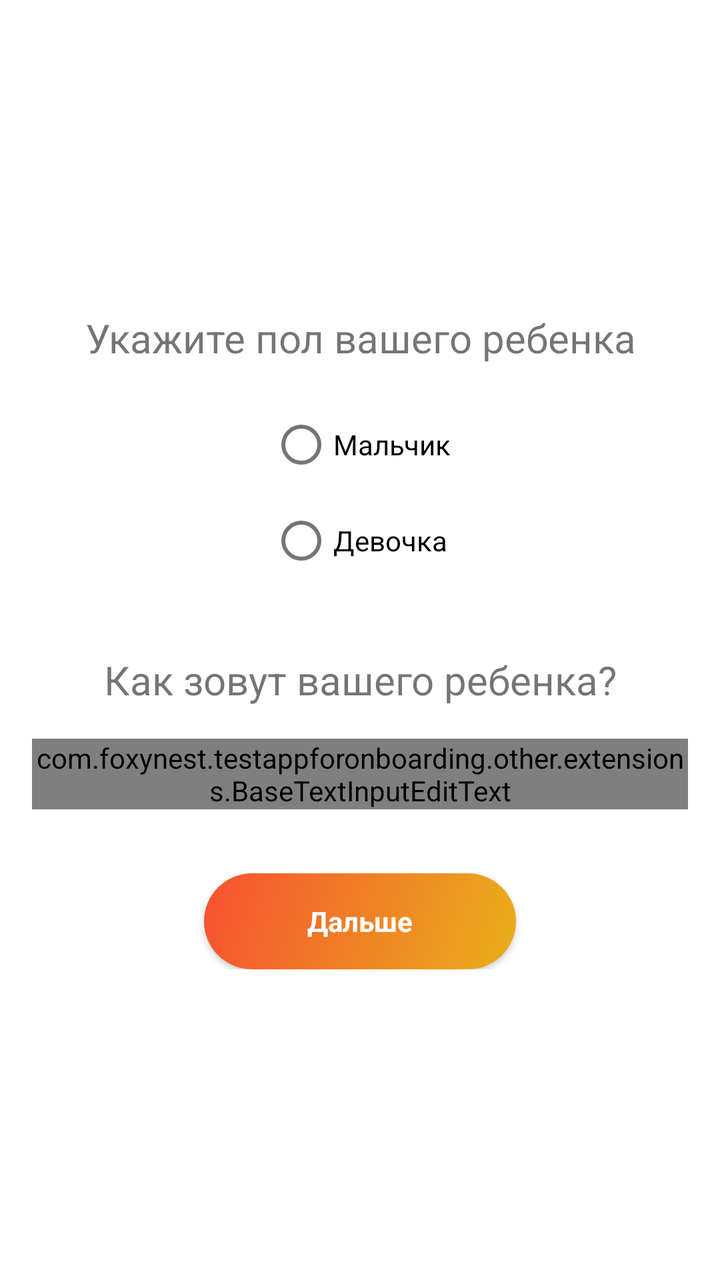
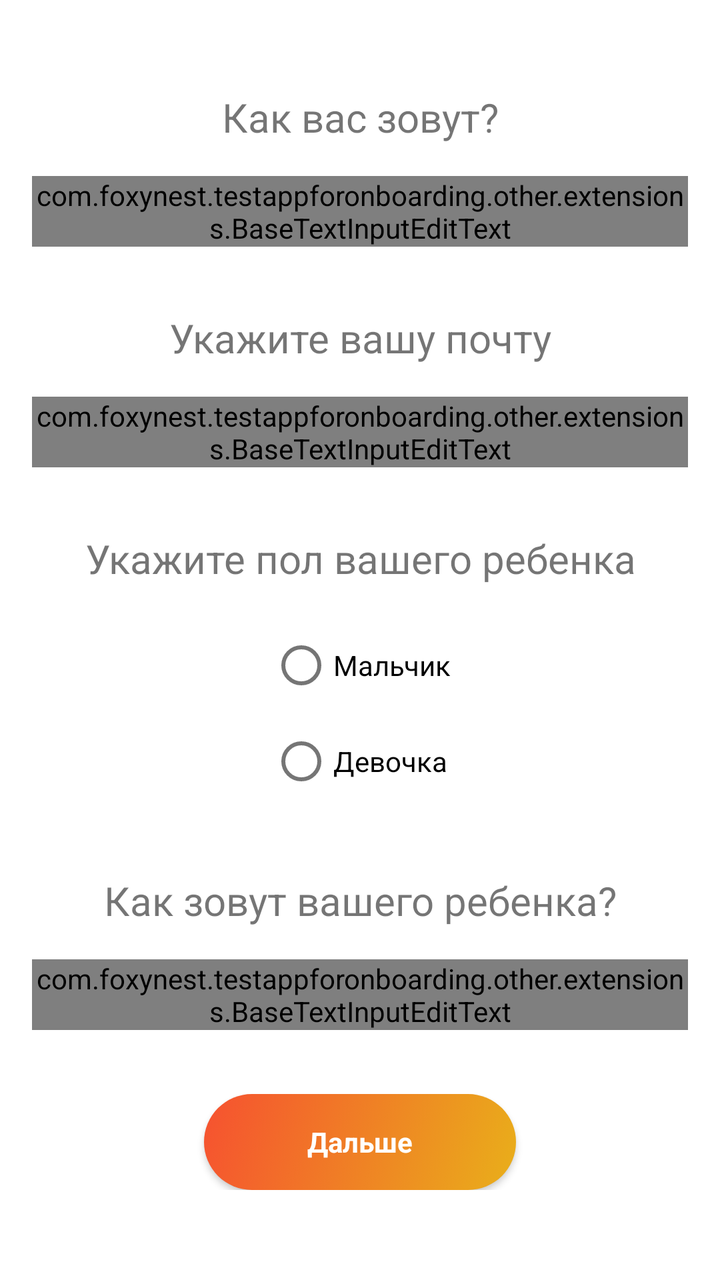

Before-and-after screenshots of an Android layout around one commit, followed by the original layout XML and the change that was made.
<!-- AndroidManifest.xml: application theme Theme.TestAppForOnboarding -->
<!-- res/layout/fragment_question1.xml -->
<?xml version="1.0" encoding="utf-8"?>
<androidx.constraintlayout.widget.ConstraintLayout xmlns:android="http://schemas.android.com/apk/res/android"
    xmlns:app="http://schemas.android.com/apk/res-auto"
    xmlns:tools="http://schemas.android.com/tools"
    android:layout_width="match_parent"
    android:layout_height="match_parent"
    tools:context=".presentation.welcome.onboardingAndPaywall.Question1Fragment">

    <androidx.constraintlayout.widget.Guideline
        android:id="@+id/guideline_left"
        android:layout_width="wrap_content"
        android:layout_height="wrap_content"
        android:orientation="vertical"
        app:layout_constraintGuide_begin="@dimen/space_beforeOrAfterElement" />

    <androidx.constraintlayout.widget.Guideline
        android:id="@+id/guideline_right"
        android:layout_width="wrap_content"
        android:layout_height="wrap_content"
        android:orientation="vertical"
        app:layout_constraintGuide_end="@dimen/space_beforeOrAfterElement" />

    <TextView
        android:id="@+id/text_gender_question"
        android:layout_width="match_parent"
        android:layout_height="wrap_content"
        android:layout_marginTop="@dimen/space_32"
        android:layout_marginBottom="@dimen/space_beforeOrAfterElement"
        android:text="@string/text_gender_question"
        android:textAlignment="center"
        android:textSize="20sp"
        app:layout_constraintBottom_toTopOf="@+id/radio_group_question1"
        app:layout_constraintEnd_toEndOf="@+id/guideline_right"
        app:layout_constraintHorizontal_bias="0.25"
        app:layout_constraintStart_toStartOf="@+id/guideline_left"
        app:layout_constraintTop_toTopOf="parent"
        app:layout_constraintVertical_chainStyle="packed" />

    <RadioGroup
        android:id="@+id/radio_group_question1"
        android:layout_width="wrap_content"
        android:layout_height="wrap_content"
        android:layout_marginBottom="@dimen/space_32"
        android:orientation="vertical"
        app:layout_constraintBottom_toTopOf="@+id/text_question_is_it_a_boy"
        app:layout_constraintEnd_toEndOf="@+id/guideline_right"
        app:layout_constraintStart_toStartOf="@+id/guideline_left"
        app:layout_constraintTop_toBottomOf="@+id/text_gender_question"
        app:layout_constraintVertical_chainStyle="packed">

        <RadioButton
            android:id="@+id/gender_answer_boy"
            android:layout_width="wrap_content"
            android:layout_height="wrap_content"
            android:text="@string/text_boy" />

        <RadioButton
            android:id="@+id/gender_answer_girl"
            android:layout_width="wrap_content"
            android:layout_height="wrap_content"
            android:text="@string/text_girl" />
    </RadioGroup>

    <TextView
        android:id="@+id/text_question_is_it_a_boy"
        android:layout_width="0dp"
        android:layout_height="wrap_content"
        android:layout_marginBottom="@dimen/space_beforeOrAfterElement"
        android:text="@string/text_name_question"
        android:textAlignment="center"
        android:textSize="20sp"
        app:layout_constraintBottom_toTopOf="@+id/text_field_name_answer"
        app:layout_constraintEnd_toEndOf="@+id/guideline_right"
        app:layout_constraintStart_toStartOf="@+id/guideline_left"
        app:layout_constraintTop_toBottomOf="@+id/radio_group_question1"
        app:layout_constraintVertical_chainStyle="packed" />

    <com.google.android.material.textfield.TextInputLayout
        android:id="@+id/text_field_name_answer"
        android:layout_width="0dp"
        android:layout_height="wrap_content"
        android:layout_marginBottom="@dimen/space_32"
        android:hint="@string/text_name_hint"
        app:layout_constraintBottom_toTopOf="@+id/buttons_linear_layout"
        app:layout_constraintEnd_toEndOf="@+id/guideline_right"
        app:layout_constraintStart_toStartOf="@+id/guideline_left"
        app:layout_constraintTop_toBottomOf="@+id/text_question_is_it_a_boy"
        app:layout_constraintVertical_chainStyle="packed">









        <com.foxynest.testappforonboarding.other.extensions.BaseTextInputEditText
            android:layout_width="match_parent"
            android:layout_height="wrap_content"
            android:inputType="textCapWords|textPersonName"
            android:imeOptions="actionDone"
            android:digits="qwertyuiopasdfghjklzxcvbnmQWERTYUIOPASDFGHJKLZXCVBNMЁёйцукенгшщзхъфывапролджэячсмитьбюЙЦУКЕНГШЩЗХЪФЫВАПРОЛДЖЭЯЧСМИТЬБЮ"
            android:maxLines="1"
            android:singleLine="true"/>

    </com.google.android.material.textfield.TextInputLayout>

    

    <LinearLayout
        android:id="@+id/buttons_linear_layout"
        android:layout_width="0dp"
        android:layout_height="wrap_content"
        android:layout_marginBottom="@dimen/space_32"
        android:gravity="center_vertical"
        android:orientation="horizontal"
        android:weightSum="4"
        app:layout_constraintBottom_toBottomOf="parent"
        app:layout_constraintLeft_toLeftOf="@+id/guideline_left"
        app:layout_constraintRight_toRightOf="@+id/guideline_right"
        app:layout_constraintTop_toBottomOf="@+id/text_field_name_answer"
        app:layout_constraintVertical_chainStyle="packed">

        <androidx.appcompat.widget.AppCompatImageView
            android:id="@+id/button_back"
            android:layout_width="0dp"
            android:layout_height="wrap_content"
            android:layout_marginEnd="@dimen/space_small"
            android:layout_weight="1"
            android:gravity="center_vertical"
            android:paddingStart="@dimen/space_32"
            android:paddingEnd="@dimen/space_32"
            app:backgroundTint="@null" />

        <androidx.appcompat.widget.AppCompatButton
            android:id="@+id/button_next"
            style="@style/Widget.AppCompat.ActionButton"
            android:layout_width="0dp"
            android:layout_height="wrap_content"
            android:layout_marginEnd="@dimen/space_small"
            android:layout_weight="2"
            android:background="@drawable/button_rounded_corners"
            android:paddingStart="@dimen/space_32"
            android:paddingEnd="@dimen/space_32"
            android:text="@string/button_next"
            android:textColor="@color/white"
            android:textSize="@dimen/button_text"
            android:textStyle="bold"
            app:backgroundTint="@null" />

        <androidx.appcompat.widget.AppCompatButton
            android:id="@+id/button_no"
            style="@style/Widget.AppCompat.ActionButton"
            android:layout_width="0dp"
            android:layout_height="wrap_content"
            android:layout_weight="1"
            android:paddingStart="@dimen/space_32"
            android:paddingEnd="@dimen/space_32"
            app:backgroundTint="@null" />

    </LinearLayout>

</androidx.constraintlayout.widget.ConstraintLayout>
<!-- resources referenced by this layout -->
<resources>
  <color name="white">#FFFFFFFF</color>
  <dimen name="button_text">14sp</dimen>
  <dimen name="space_32">32dp</dimen>
  <dimen name="space_beforeOrAfterElement">16dp</dimen>
  <dimen name="space_small">8dp</dimen>
  <!-- drawable button_rounded_corners (drawable) -->
  <?xml version="1.0" encoding="utf-8"?>
  <selector
      xmlns:android="http://schemas.android.com/apk/res/android">
      <item android:state_enabled="false">
          <shape>
              <corners android:radius="24dp" />
              <gradient
                  android:angle="315"
                  android:endColor="#E9AF1A"
                  android:startColor="#F65130" />
          </shape>
      </item>
  
      
      <item android:state_pressed="true">
          <shape>
              <corners android:radius="24dp" />
              <gradient
                  android:angle="315"
                  android:endColor="#CCE9AF1A"
                  android:startColor="#CCF65130" />
          </shape>
      </item>
  
      
      <item android:state_enabled="true">
          <shape>
              <corners android:radius="24dp" />
              <gradient
                  android:angle="315"
                  android:endColor="#E9AF1A"
                  android:startColor="#F65130" />
          </shape>
      </item>
  
  </selector>
  <string name="button_next">Дальше</string>
  <string name="text_boy">Мальчик</string>
  <string name="text_gender_question">Укажите пол вашего ребенка</string>
  <string name="text_girl">Девочка</string>
  <string name="text_name_hint">Введите имя</string>
  <string name="text_name_question">Как зовут вашего ребенка?</string>
  <style name="Theme.TestAppForOnboarding" parent="Theme.MaterialComponents.DayNight.DarkActionBar">
          
          <item name="colorPrimary">@color/purple_500</item>
          <item name="colorPrimaryVariant">@color/purple_700</item>
          <item name="colorOnPrimary">@color/white</item>
          
          <item name="colorSecondary">@color/teal_200</item>
          <item name="colorSecondaryVariant">@color/teal_700</item>
          <item name="colorOnSecondary">@color/black</item>
          
          <item name="android:statusBarColor">?attr/colorPrimaryVariant</item>
          
      </style>
  <color name="purple_500">#FF6200EE</color>
  <color name="purple_700">#FF3700B3</color>
  <color name="teal_200">#FF03DAC5</color>
  <color name="teal_700">#FF018786</color>
  <color name="black">#FF000000</color>
</resources>

<!-- the commit's change to res/layout/fragment_question1.xml (unified diff, before → after) -->
@@ -1,164 +1,241 @@
 <?xml version="1.0" encoding="utf-8"?>
-<androidx.constraintlayout.widget.ConstraintLayout xmlns:android="http://schemas.android.com/apk/res/android"
+<ScrollView xmlns:android="http://schemas.android.com/apk/res/android"
     xmlns:app="http://schemas.android.com/apk/res-auto"
     xmlns:tools="http://schemas.android.com/tools"
     android:layout_width="match_parent"
     android:layout_height="match_parent"
-    tools:context=".presentation.welcome.onboardingAndPaywall.Question1Fragment">
-
-    <androidx.constraintlayout.widget.Guideline
-        android:id="@+id/guideline_left"
-        android:layout_width="wrap_content"
-        android:layout_height="wrap_content"
-        android:orientation="vertical"
-        app:layout_constraintGuide_begin="@dimen/space_beforeOrAfterElement" />
-
-    <androidx.constraintlayout.widget.Guideline
-        android:id="@+id/guideline_right"
-        android:layout_width="wrap_content"
-        android:layout_height="wrap_content"
-        android:orientation="vertical"
-        app:layout_constraintGuide_end="@dimen/space_beforeOrAfterElement" />
-
-    <TextView
-        android:id="@+id/text_gender_question"
+    android:fillViewport="true">
+
+    <androidx.constraintlayout.widget.ConstraintLayout
         android:layout_width="match_parent"
         android:layout_height="wrap_content"
-        android:layout_marginTop="@dimen/space_32"
-        android:layout_marginBottom="@dimen/space_beforeOrAfterElement"
-        android:text="@string/text_gender_question"
-        android:textAlignment="center"
-        android:textSize="20sp"
-        app:layout_constraintBottom_toTopOf="@+id/radio_group_question1"
-        app:layout_constraintEnd_toEndOf="@+id/guideline_right"
-        app:layout_constraintHorizontal_bias="0.25"
-        app:layout_constraintStart_toStartOf="@+id/guideline_left"
-        app:layout_constraintTop_toTopOf="parent"
-        app:layout_constraintVertical_chainStyle="packed" />
-
-    <RadioGroup
-        android:id="@+id/radio_group_question1"
-        android:layout_width="wrap_content"
-        android:layout_height="wrap_content"
-        android:layout_marginBottom="@dimen/space_32"
-        android:orientation="vertical"
-        app:layout_constraintBottom_toTopOf="@+id/text_question_is_it_a_boy"
-        app:layout_constraintEnd_toEndOf="@+id/guideline_right"
-        app:layout_constraintStart_toStartOf="@+id/guideline_left"
-        app:layout_constraintTop_toBottomOf="@+id/text_gender_question"
-        app:layout_constraintVertical_chainStyle="packed">
-
-        <RadioButton
-            android:id="@+id/gender_answer_boy"
+        android:clickable="true"
+        android:focusable="true"
+        android:focusableInTouchMode="true"
+        tools:context=".presentation.profile.ProfileFragment">
+
+        <androidx.constraintlayout.widget.Guideline
+            android:id="@+id/guideline_left"
             android:layout_width="wrap_content"
             android:layout_height="wrap_content"
-            android:text="@string/text_boy" />
-
-        <RadioButton
-            android:id="@+id/gender_answer_girl"
+            android:orientation="vertical"
+            app:layout_constraintGuide_begin="@dimen/space_beforeOrAfterElement" />
+
+        <androidx.constraintlayout.widget.Guideline
+            android:id="@+id/guideline_right"
             android:layout_width="wrap_content"
             android:layout_height="wrap_content"
-            android:text="@string/text_girl" />
-    </RadioGroup>
-
-    <TextView
-        android:id="@+id/text_question_is_it_a_boy"
-        android:layout_width="0dp"
-        android:layout_height="wrap_content"
-        android:layout_marginBottom="@dimen/space_beforeOrAfterElement"
-        android:text="@string/text_name_question"
-        android:textAlignment="center"
-        android:textSize="20sp"
-        app:layout_constraintBottom_toTopOf="@+id/text_field_name_answer"
-        app:layout_constraintEnd_toEndOf="@+id/guideline_right"
-        app:layout_constraintStart_toStartOf="@+id/guideline_left"
-        app:layout_constraintTop_toBottomOf="@+id/radio_group_question1"
-        app:layout_constraintVertical_chainStyle="packed" />
-
-    <com.google.android.material.textfield.TextInputLayout
-        android:id="@+id/text_field_name_answer"
-        android:layout_width="0dp"
-        android:layout_height="wrap_content"
-        android:layout_marginBottom="@dimen/space_32"
-        android:hint="@string/text_name_hint"
-        app:layout_constraintBottom_toTopOf="@+id/buttons_linear_layout"
-        app:layout_constraintEnd_toEndOf="@+id/guideline_right"
-        app:layout_constraintStart_toStartOf="@+id/guideline_left"
-        app:layout_constraintTop_toBottomOf="@+id/text_question_is_it_a_boy"
-        app:layout_constraintVertical_chainStyle="packed">
-
-
-
-
-
-
-
-
-
-        <com.foxynest.testappforonboarding.other.extensions.BaseTextInputEditText
+            android:orientation="vertical"
+            app:layout_constraintGuide_end="@dimen/space_beforeOrAfterElement" />
+
+        <TextView
+            android:id="@+id/text_question_user_name"
+            android:layout_width="0dp"
+            android:layout_height="wrap_content"
+            android:layout_marginTop="@dimen/space_32"
+            android:layout_marginBottom="@dimen/space_beforeOrAfterElement"
+            android:text="@string/text_user_name_question"
+            android:textAlignment="center"
+            android:textSize="20sp"
+            app:layout_constraintBottom_toTopOf="@+id/text_field_user_name_answer"
+            app:layout_constraintEnd_toEndOf="@+id/guideline_right"
+            app:layout_constraintStart_toStartOf="@+id/guideline_left"
+            app:layout_constraintTop_toTopOf="parent"
+            app:layout_constraintVertical_chainStyle="packed" />
+
+        <com.google.android.material.textfield.TextInputLayout
+            android:id="@+id/text_field_user_name_answer"
+            android:layout_width="0dp"
+            android:layout_height="wrap_content"
+            android:layout_marginBottom="@dimen/space_32"
+            android:hint="@string/text_name_hint"
+            app:layout_constraintBottom_toTopOf="@+id/text_question_user_email"
+            app:layout_constraintEnd_toEndOf="@+id/guideline_right"
+            app:layout_constraintStart_toStartOf="@+id/guideline_left"
+            app:layout_constraintTop_toBottomOf="@+id/text_question_user_name">
+
+            <com.foxynest.testappforonboarding.other.extensions.BaseTextInputEditText
+                android:id="@+id/edit_text_field_user_name_answer"
+                android:layout_width="match_parent"
+                android:layout_height="wrap_content"
+                android:digits="qwertyuiopasdfghjklzxcvbnmQWERTYUIOPASDFGHJKLZXCVBNMЁёйцукенгшщзхъфывапролджэячсмитьбюЙЦУКЕНГШЩЗХЪФЫВАПРОЛДЖЭЯЧСМИТЬБЮ"
+                android:imeOptions="actionNext"
+                android:inputType="textPersonName"
+                android:maxLines="1"
+                android:singleLine="true" />
+
+        </com.google.android.material.textfield.TextInputLayout>
+
+        <TextView
+            android:id="@+id/text_question_user_email"
+            android:layout_width="0dp"
+            android:layout_height="wrap_content"
+            android:layout_marginBottom="@dimen/space_beforeOrAfterElement"
+            android:text="@string/text_user_email_question"
+            android:textAlignment="center"
+            android:textSize="20sp"
+            app:layout_constraintBottom_toTopOf="@+id/text_field_user_email_answer"
+            app:layout_constraintEnd_toEndOf="@+id/guideline_right"
+            app:layout_constraintStart_toStartOf="@+id/guideline_left"
+            app:layout_constraintTop_toBottomOf="@+id/text_field_user_name_answer" />
+
+        <com.google.android.material.textfield.TextInputLayout
+            android:id="@+id/text_field_user_email_answer"
+            android:layout_width="0dp"
+            android:layout_height="wrap_content"
+            android:layout_marginBottom="@dimen/space_32"
+            android:hint="@string/text_email_hint"
+            app:layout_constraintBottom_toTopOf="@+id/text_gender_question"
+            app:layout_constraintEnd_toEndOf="@+id/guideline_right"
+            app:layout_constraintStart_toStartOf="@+id/guideline_left"
+            app:layout_constraintTop_toBottomOf="@+id/text_question_user_email">
+
+            <com.foxynest.testappforonboarding.other.extensions.BaseTextInputEditText
+                android:id="@+id/edit_text_field_user_email_answer"
+                android:layout_width="match_parent"
+                android:layout_height="wrap_content"
+                android:imeOptions="actionNext"
+                android:inputType="textEmailAddress"
+                android:maxLines="1"
+                android:singleLine="true" />
+
+        </com.google.android.material.textfield.TextInputLayout>
+
+        <TextView
+            android:id="@+id/text_gender_question"
             android:layout_width="match_parent"
             android:layout_height="wrap_content"
-            android:inputType="textCapWords|textPersonName"
-            android:imeOptions="actionDone"
-            android:digits="qwertyuiopasdfghjklzxcvbnmQWERTYUIOPASDFGHJKLZXCVBNMЁёйцукенгшщзхъфывапролджэячсмитьбюЙЦУКЕНГШЩЗХЪФЫВАПРОЛДЖЭЯЧСМИТЬБЮ"
-            android:maxLines="1"
-            android:singleLine="true"/>
-
-    </com.google.android.material.textfield.TextInputLayout>
-
-    
-
-    <LinearLayout
-        android:id="@+id/buttons_linear_layout"
-        android:layout_width="0dp"
-        android:layout_height="wrap_content"
-        android:layout_marginBottom="@dimen/space_32"
-        android:gravity="center_vertical"
-        android:orientation="horizontal"
-        android:weightSum="4"
-        app:layout_constraintBottom_toBottomOf="parent"
-        app:layout_constraintLeft_toLeftOf="@+id/guideline_left"
-        app:layout_constraintRight_toRightOf="@+id/guideline_right"
-        app:layout_constraintTop_toBottomOf="@+id/text_field_name_answer"
-        app:layout_constraintVertical_chainStyle="packed">
-
-        <androidx.appcompat.widget.AppCompatImageView
-            android:id="@+id/button_back"
-            android:layout_width="0dp"
-            android:layout_height="wrap_content"
-            android:layout_marginEnd="@dimen/space_small"
-            android:layout_weight="1"
+            android:layout_marginBottom="@dimen/space_beforeOrAfterElement"
+            android:text="@string/text_gender_question"
+            android:textAlignment="center"
+            android:textSize="20sp"
+            app:layout_constraintBottom_toTopOf="@+id/radio_group_question1"
+            app:layout_constraintEnd_toEndOf="@+id/guideline_right"
+            app:layout_constraintStart_toStartOf="@+id/guideline_left"
+            app:layout_constraintTop_toBottomOf="@+id/text_field_user_email_answer" />
+
+        <RadioGroup
+            android:id="@+id/radio_group_question1"
+            android:layout_width="wrap_content"
+            android:layout_height="wrap_content"
+            android:layout_marginBottom="@dimen/space_32"
+            android:orientation="vertical"
+            app:layout_constraintBottom_toTopOf="@+id/text_question_is_it_a_boy"
+            app:layout_constraintEnd_toEndOf="@+id/guideline_right"
+            app:layout_constraintStart_toStartOf="@+id/guideline_left"
+            app:layout_constraintTop_toBottomOf="@+id/text_gender_question">
+
+            <RadioButton
+                android:id="@+id/gender_answer_boy"
+                android:layout_width="wrap_content"
+                android:layout_height="wrap_content"
+                android:text="@string/text_boy" />
+
+            <RadioButton
+                android:id="@+id/gender_answer_girl"
+                android:layout_width="wrap_content"
+                android:layout_height="wrap_content"
+                android:text="@string/text_girl" />
+        </RadioGroup>
+
+        <TextView
+            android:id="@+id/text_question_is_it_a_boy"
+            android:layout_width="0dp"
+            android:layout_height="wrap_content"
+            android:layout_marginBottom="@dimen/space_beforeOrAfterElement"
+            android:text="@string/text_child_name_question"
+            android:textAlignment="center"
+            android:textSize="20sp"
+            app:layout_constraintBottom_toTopOf="@+id/text_field_child_name_answer"
+            app:layout_constraintEnd_toEndOf="@+id/guideline_right"
+            app:layout_constraintStart_toStartOf="@+id/guideline_left"
+            app:layout_constraintTop_toBottomOf="@+id/radio_group_question1" />
+
+        <com.google.android.material.textfield.TextInputLayout
+            android:id="@+id/text_field_child_name_answer"
+            android:layout_width="0dp"
+            android:layout_height="wrap_content"
+            android:layout_marginBottom="@dimen/space_32"
+            android:hint="@string/text_name_hint"
+            app:layout_constraintBottom_toTopOf="@+id/buttons_linear_layout"
+            app:layout_constraintEnd_toEndOf="@+id/guideline_right"
+            app:layout_constraintStart_toStartOf="@+id/guideline_left"
+            app:layout_constraintTop_toBottomOf="@+id/text_question_is_it_a_boy">
+
+            
+            
+            
+            
+            
+            
+            
+
+            <com.foxynest.testappforonboarding.other.extensions.BaseTextInputEditText
+                android:id="@+id/edit_text_field_child_name_answer"
+                android:layout_width="match_parent"
+                android:layout_height="wrap_content"
+                android:digits="qwertyuiopasdfghjklzxcvbnmQWERTYUIOPASDFGHJKLZXCVBNMЁёйцукенгшщзхъфывапролджэячсмитьбюЙЦУКЕНГШЩЗХЪФЫВАПРОЛДЖЭЯЧСМИТЬБЮ"
+                android:imeOptions="actionDone"
+                android:inputType="textPersonName"
+                android:maxLines="1"
+                android:singleLine="true" />
+
+        </com.google.android.material.textfield.TextInputLayout>
+
+        
+
+        <LinearLayout
+            android:id="@+id/buttons_linear_layout"
+            android:layout_width="0dp"
+            android:layout_height="wrap_content"
+            android:layout_marginBottom="@dimen/space_32"
             android:gravity="center_vertical"
-            android:paddingStart="@dimen/space_32"
-            android:paddingEnd="@dimen/space_32"
-            app:backgroundTint="@null" />
-
-        <androidx.appcompat.widget.AppCompatButton
-            android:id="@+id/button_next"
-            style="@style/Widget.AppCompat.ActionButton"
-            android:layout_width="0dp"
-            android:layout_height="wrap_content"
-            android:layout_marginEnd="@dimen/space_small"
-            android:layout_weight="2"
-            android:background="@drawable/button_rounded_corners"
-            android:paddingStart="@dimen/space_32"
-            android:paddingEnd="@dimen/space_32"
-            android:text="@string/button_next"
-            android:textColor="@color/white"
-            android:textSize="@dimen/button_text"
-            android:textStyle="bold"
-            app:backgroundTint="@null" />
-
-        <androidx.appcompat.widget.AppCompatButton
-            android:id="@+id/button_no"
-            style="@style/Widget.AppCompat.ActionButton"
-            android:layout_width="0dp"
-            android:layout_height="wrap_content"
-            android:layout_weight="1"
-            android:paddingStart="@dimen/space_32"
-            android:paddingEnd="@dimen/space_32"
-            app:backgroundTint="@null" />
-
-    </LinearLayout>
-
-</androidx.constraintlayout.widget.ConstraintLayout>
+            android:orientation="horizontal"
+            android:weightSum="4"
+            app:layout_constraintBottom_toBottomOf="parent"
+            app:layout_constraintLeft_toLeftOf="@+id/guideline_left"
+            app:layout_constraintRight_toRightOf="@+id/guideline_right"
+            app:layout_constraintTop_toBottomOf="@+id/text_field_child_name_answer">
+
+            <androidx.appcompat.widget.AppCompatImageView
+                android:id="@+id/button_back"
+                android:layout_width="0dp"
+                android:layout_height="wrap_content"
+                android:layout_marginEnd="@dimen/space_small"
+                android:layout_weight="1"
+                android:gravity="center_vertical"
+                android:paddingStart="@dimen/space_32"
+                android:paddingEnd="@dimen/space_32"
+                app:backgroundTint="@null" />
+
+            <androidx.appcompat.widget.AppCompatButton
+                android:id="@+id/button_next"
+                style="@style/Widget.AppCompat.ActionButton"
+                android:layout_width="0dp"
+                android:layout_height="wrap_content"
+                android:layout_marginEnd="@dimen/space_small"
+                android:layout_weight="2"
+                android:background="@drawable/button_rounded_corners"
+                android:paddingStart="@dimen/space_32"
+                android:paddingEnd="@dimen/space_32"
+                android:text="@string/button_next"
+                android:textColor="@color/white"
+                android:textSize="@dimen/button_text"
+                android:textStyle="bold"
+                app:backgroundTint="@null" />
+
+            <androidx.appcompat.widget.AppCompatButton
+                android:id="@+id/button_no"
+                style="@style/Widget.AppCompat.ActionButton"
+                android:layout_width="0dp"
+                android:layout_height="wrap_content"
+                android:layout_weight="1"
+                android:paddingStart="@dimen/space_32"
+                android:paddingEnd="@dimen/space_32"
+                app:backgroundTint="@null" />
+
+        </LinearLayout>
+
+    </androidx.constraintlayout.widget.ConstraintLayout>
+
+</ScrollView>
<!-- resource entries referenced after the edit -->
@@ -44,10 +44,13 @@
   </selector>
   <string name="button_next">Дальше</string>
   <string name="text_boy">Мальчик</string>
+  <string name="text_child_name_question">Как зовут вашего ребенка?</string>
+  <string name="text_email_hint">Введите email</string>
   <string name="text_gender_question">Укажите пол вашего ребенка</string>
   <string name="text_girl">Девочка</string>
   <string name="text_name_hint">Введите имя</string>
-  <string name="text_name_question">Как зовут вашего ребенка?</string>
+  <string name="text_user_email_question">Укажите вашу почту</string>
+  <string name="text_user_name_question">Как вас зовут?</string>
   <style name="Theme.TestAppForOnboarding" parent="Theme.MaterialComponents.DayNight.DarkActionBar">
           
           <item name="colorPrimary">@color/purple_500</item>
